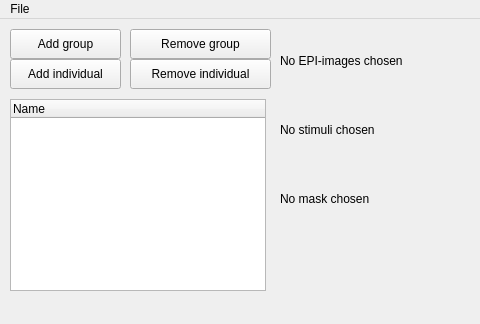
Above: src/ui/mainwindow.ui from pfechd/jabe before the change; both pictures show x 0 to 480 and y 0 to 324 of the 722 by 324 pixel window. Below: the same form after it.
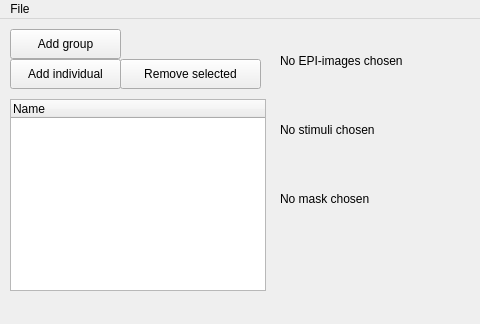
That is the form after the change.

Commit message: Add ability to remove objects in tree view

What changed in the file:
```diff
--- a/src/ui/mainwindow.ui
+++ b/src/ui/mainwindow.ui
@@ -114,27 +114,14 @@
    <widget class="QPushButton" name="remove_individual_button">
     <property name="geometry">
      <rect>
-      <x>130</x>
+      <x>120</x>
       <y>40</y>
       <width>141</width>
       <height>30</height>
      </rect>
     </property>
     <property name="text">
-     <string>Remove individual</string>
-    </property>
-   </widget>
-   <widget class="QPushButton" name="remove_group_button">
-    <property name="geometry">
-     <rect>
-      <x>130</x>
-      <y>10</y>
-      <width>141</width>
-      <height>30</height>
-     </rect>
-    </property>
-    <property name="text">
-     <string>Remove group</string>
+     <string>Remove selected</string>
     </property>
    </widget>
    <widget class="QPushButton" name="add_group_button">
```
Left out of the diff: 2 changed lines with no effect on the pictures. The commit also changes 2 other files.
